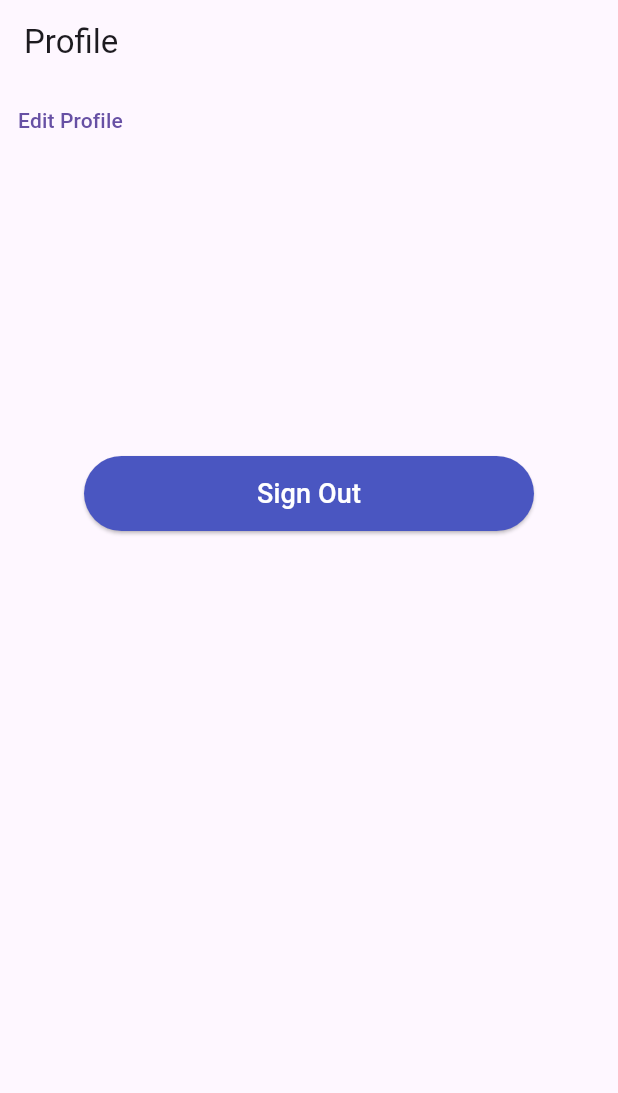
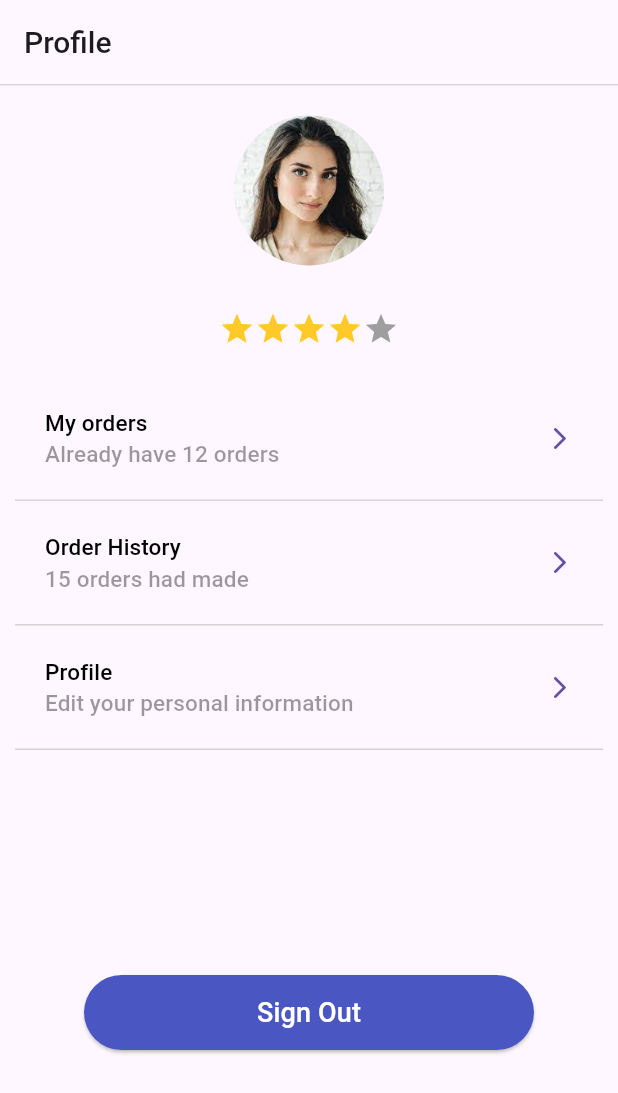
Before and after one commit to TAN0816/MOBILE-APPLICATION-PROGRAMMING, a Flutter app: the MeScreen screen opened by its route, on a phone screen of 412 x 824 dp. Shown: the top 1093 px of the screen. Run offline on Flutter 3.47's test engine with Material 3 defaults, Android fonts, the phone set to English and light mode, and no system bars; our stand-ins replace firebase_auth, firebase_core, go_router, google_sign_in; accounts and stored records are empty.

Commit message:
profile page

```diff
--- a/lib/screens/me_screen.dart
+++ b/lib/screens/me_screen.dart
@@ -8,52 +8,196 @@ class MeScreen extends StatelessWidget {
 
   @override
   Widget build(BuildContext context) {
-
+    const sellerRating = 4;
     return Scaffold(
       appBar: AppBar(
-        leading: null,
-        title: const Text('Profile'),
+        title: const Text(
+          'Profile',
+          style: TextStyle(
+            fontSize: 20,
+            fontWeight: FontWeight.w500, // Set the font weight to bold
+          ),
+        ),
+        bottom: PreferredSize(
+          preferredSize: const Size.fromHeight(1.0),
+          child: Container(
+            color: const Color.fromARGB(255, 214, 214, 214),
+            height: 1.0,
+          ),
+        ),
       ),
       body: Column(
         children: [
-          Row(
-            children: [
-              TextButton(
-                  onPressed: () {
-                    context.push('/edit_profile/1');
-                  },
-                  child: const Text('Edit Profile'))
-            ],
+          Container(
+            alignment: Alignment.center,
+            margin: const EdgeInsets.fromLTRB(0, 20, 0, 20),
+            child: const CircleAvatar(
+              radius: 50,
+              backgroundImage: AssetImage('assets/images/profile.jpg'),
+            ),
           ),
-          // if (!user.emailVerified && !user.isAnonymous)
-          //   CustomButton(
-          //     onTap: () {
-          //       context
-          //           .read<FirebaseAuthMethods>()
-          //           .sendEmailVerification(context);
-          //     },
-          //     text: 'Verify Email',
-          //   ),
-
-          // CustomButton(
-          //   onTap: () {
-          //     context.read<FirebaseAuthMethods>().deleteAccount(context);
-          //   },
-          //   text: 'Delete Account',
-          // ),
-          // CustomButton(
-          //   onTap: () {
-          //     context.read<FirebaseAuthMethods>().signOut(context);
-          //   },
-          //   text: 'Sign Out',
-          // ),
-          // Text(user.uid),
-          // Place the ElevatedButton at the top
+          Container(
+            alignment: Alignment.center,
+            margin: const EdgeInsets.fromLTRB(0, 10, 0, 20),
+            child: Row(
+              mainAxisAlignment: MainAxisAlignment.center,
+              children: List.generate(5, (index) {
+                return Icon(
+                  Icons.star,
+                  color: sellerRating > index ? Colors.amber[400] : Colors.grey,
+                );
+              }),
+            ),
+          ),
+          TextButton(
+              style: TextButton.styleFrom(
+                padding: EdgeInsets.zero,
+                shape: const RoundedRectangleBorder(
+                  borderRadius: BorderRadius.zero,
+                ),
+              ),
+              onPressed: () {
+                context.push('/edit_profile/1');
+              },
+              child: Container(
+                margin: const EdgeInsets.fromLTRB(10, 0, 10, 0),
+                padding: const EdgeInsets.fromLTRB(20.0, 20, 20.0, 20.0),
+                decoration: const BoxDecoration(
+                  border: Border(
+                    bottom: BorderSide(
+                      width: 1,
+                      color: Color.fromARGB(255, 211, 211, 211),
+                    ),
+                  ),
+                ),
+                child: const Row(
+                  mainAxisAlignment: MainAxisAlignment.spaceBetween,
+                  children: [
+                    Column(
+                      crossAxisAlignment: CrossAxisAlignment.start,
+                      children: [
+                        Text(
+                          'My orders',
+                          style: TextStyle(
+                            color: Colors.black,
+                            fontSize: 15,
+                          ),
+                        ),
+                        Text(
+                          'Already have 12 orders',
+                          style: TextStyle(
+                            color: Color.fromARGB(100, 0, 0, 0),
+                            fontSize: 15,
+                            fontWeight: FontWeight.w500,
+                          ),
+                        ),
+                      ],
+                    ),
+                    Icon(Icons.arrow_forward_ios_rounded),
+                  ],
+                ),
+              )),
+          TextButton(
+              style: TextButton.styleFrom(
+                padding: EdgeInsets.zero,
+                shape: const RoundedRectangleBorder(
+                  borderRadius: BorderRadius.zero,
+                ),
+              ),
+              onPressed: () {
+                context.push('/edit_profile/1');
+              },
+              child: Container(
+                margin: const EdgeInsets.fromLTRB(10, 0, 10, 0),
+                padding: const EdgeInsets.fromLTRB(20.0, 20, 20.0, 20.0),
+                decoration: const BoxDecoration(
+                  border: Border(
+                    bottom: BorderSide(
+                      width: 1,
+                      color: Color.fromARGB(255, 211, 211, 211),
+                    ),
+                  ),
+                ),
+                child: const Row(
+                  mainAxisAlignment: MainAxisAlignment.spaceBetween,
+                  children: [
+                    Column(
+                      crossAxisAlignment: CrossAxisAlignment.start,
+                      children: [
+                        Text(
+                          'Order History',
+                          style: TextStyle(
+                            color: Colors.black,
+                            fontSize: 15,
+                          ),
+                        ),
+                        Text(
+                          '15 orders had made',
+                          style: TextStyle(
+                            color: Color.fromARGB(100, 0, 0, 0),
+                            fontSize: 15,
+                            fontWeight: FontWeight.w500,
+                          ),
+                        ),
+                      ],
+                    ),
+                    Icon(Icons.arrow_forward_ios_rounded),
+                  ],
+                ),
+              )),
+          TextButton(
+              style: TextButton.styleFrom(
+                padding: EdgeInsets.zero,
+                shape: const RoundedRectangleBorder(
+                  borderRadius: BorderRadius.zero,
+                ),
+              ),
+              onPressed: () {
+                context.push('/edit_profile/1');
+              },
+              child: Container(
+                margin: const EdgeInsets.fromLTRB(10, 0, 10, 0),
+                padding: const EdgeInsets.fromLTRB(20.0, 20, 20.0, 20.0),
+                decoration: const BoxDecoration(
+                  border: Border(
+                    bottom: BorderSide(
+                      width: 1,
+                      color: Color.fromARGB(255, 211, 211, 211),
+                    ),
+                  ),
+                ),
+                child: const Row(
+                  mainAxisAlignment: MainAxisAlignment.spaceBetween,
+                  children: [
+                    Column(
+                      crossAxisAlignment: CrossAxisAlignment.start,
+                      children: [
+                        Text(
+                          'Profile',
+                          style: TextStyle(
+                            color: Colors.black,
+                            fontSize: 15,
+                          ),
+                        ),
+                        Text(
+                          'Edit your personal information',
+                          style: TextStyle(
+                            color: Color.fromARGB(100, 0, 0, 0),
+                            fontSize: 15,
+                            fontWeight: FontWeight.w500,
+                          ),
+                        ),
+                      ],
+                    ),
+                    Icon(Icons.arrow_forward_ios_rounded),
+                  ],
+                ),
+              )),
           Container(
             alignment: Alignment.bottomCenter,
             child: Padding(
               padding: const EdgeInsets.only(
-                  top: 200.0), // Adjust bottom padding as needed
+                  top: 150.0), // Adjust bottom padding as needed
               child: ElevatedButton(
                 onPressed: () {
                   showDialog(
--- a/pubspec.yaml
+++ b/pubspec.yaml
@@ -26,6 +26,7 @@ flutter:
     uses-material-design: true
 
     assets:
+        - assets/images/
         - assets/logo.png
         - assets/facebook_logo.png
         - assets/Google.png
```
Also changed, not shown: assets/images/profile.jpg (added).
